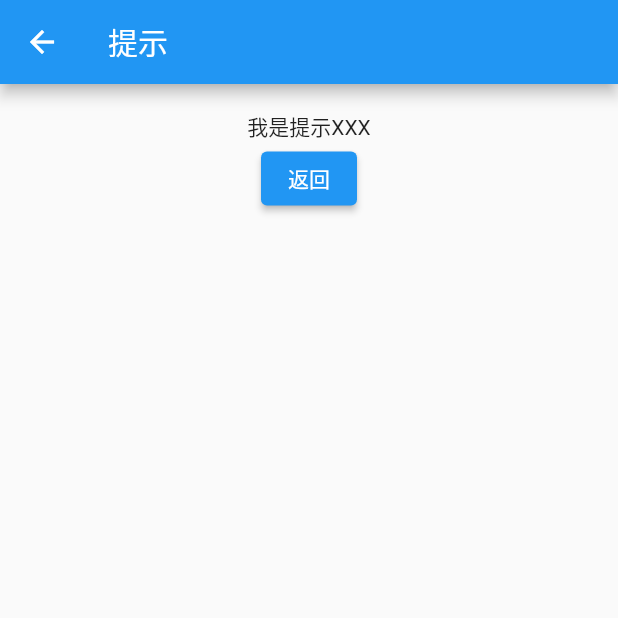
After one commit to wg689/Flutter, a Flutter app: the TipRoute screen opened directly, on a phone screen of 412 x 824 dp, the top half of it. The commit adds this screen. Run offline on Flutter 3.47's test engine with Material 2 defaults, Android fonts, the phone set to English and light mode, and no system bars; our stand-ins replace webview_flutter; missing offline and left inert: flukit.

Commit message:
生命周期和路由相关的

```diff
--- /dev/null
+++ b/tiziapp/lib/chapter2/2.2/router.dart
@@ -0,0 +1,48 @@
+import 'package:flutter/material.dart';
+
+class RouterTestRoute extends StatelessWidget {
+  const RouterTestRoute({Key? key}) : super(key: key);
+
+  @override
+  Widget build(BuildContext context) {
+    return Center(
+      child: ElevatedButton(
+          child: const Text('打开提示页'),
+          onPressed: () async {
+            var result = await Navigator.push(
+              context,
+              MaterialPageRoute(builder: (context) {
+                return const TipRoute(text: "我是提示XXX");
+              }),
+            );
+            print("路由返回值: $result");
+          }),
+    );
+  }
+}
+
+class TipRoute extends StatelessWidget {
+  const TipRoute({Key? key, required this.text}) : super(key: key);
+  final String text;
+  @override
+  Widget build(BuildContext context) {
+    return Scaffold(
+      appBar: AppBar(
+        title: const Text("提示"),
+      ),
+      body: Padding(
+        padding: const EdgeInsets.all(18),
+        child: Center(
+          child: Column(
+            children: <Widget>[
+              Text(text),
+              ElevatedButton(
+                  onPressed: () => Navigator.pop(context, "我是返回值"),
+                  child: const Text("返回"))
+            ],
+          ),
+        ),
+      ),
+    );
+  }
+}
--- a/tiziapp/lib/chapter2/index.dart
+++ b/tiziapp/lib/chapter2/index.dart
@@ -1 +1,3 @@
 export 'counter.dart' show CounterRoute;
+export 'cupertino_route.dart';
+export 'state.dart' show StateLifeCycleTest;
--- a/tiziapp/lib/main.dart
+++ b/tiziapp/lib/main.dart
@@ -1,6 +1,7 @@
 import 'dart:async';
 import 'package:flutter/material.dart' hide Page;
 import 'package:webview_flutter/webview_flutter.dart';
+import 'chapter2/2.2/router.dart';
 import 'common.dart';
 import 'routes.dart';
 // import 'chapter14/draw_main.dart' as custom;
@@ -71,6 +72,10 @@ class _MyHomePageState extends State<MyHomePage> {
               title: const Text('第一个flutter应用'),
               children: _generateItem(context, [
                 Page('计数器', const CounterRoute(), withScaffold: false),
+                Page('路由传值', const RouterTestRoute(), withScaffold: false),
+                Page('Cupertino Demo', const CupertinoTestRoute(),
+                    withScaffold: false),
+                Page('state 的生命周期', const StateLifeCycleTest()),
               ]),
             ),
           ],
```
Also changed, not shown: tiziapp/lib/chapter2/cupertino_route.dart (added, +21 -0 lines), tiziapp/lib/chapter2/state.dart (added, +67 -0 lines).
